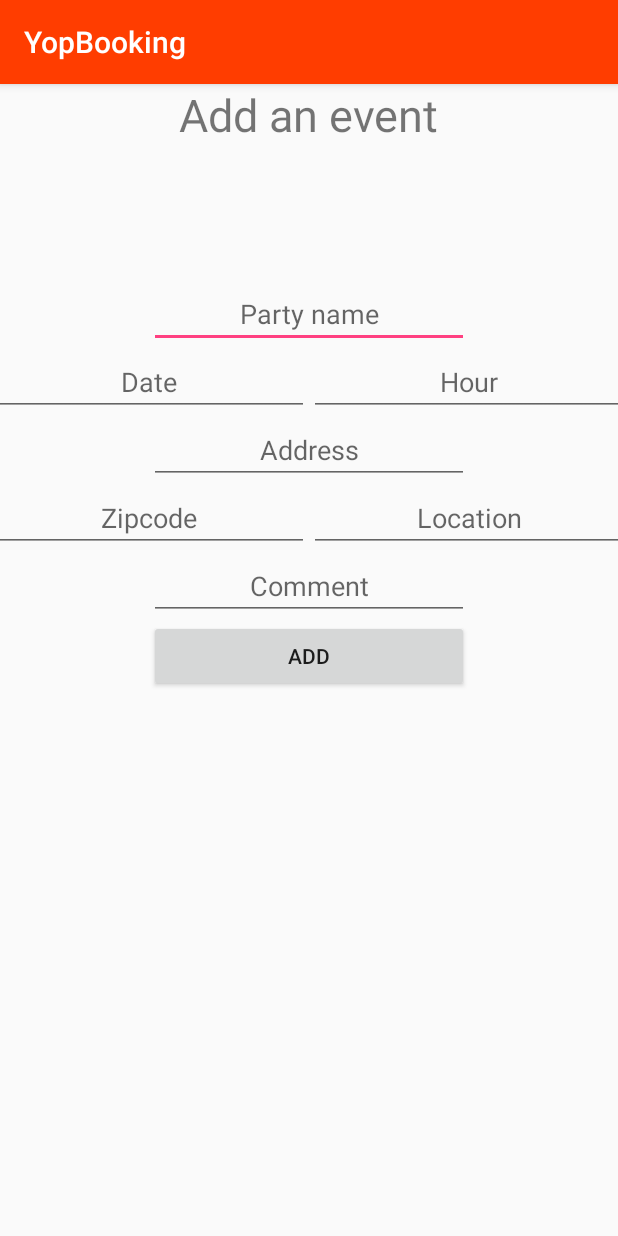
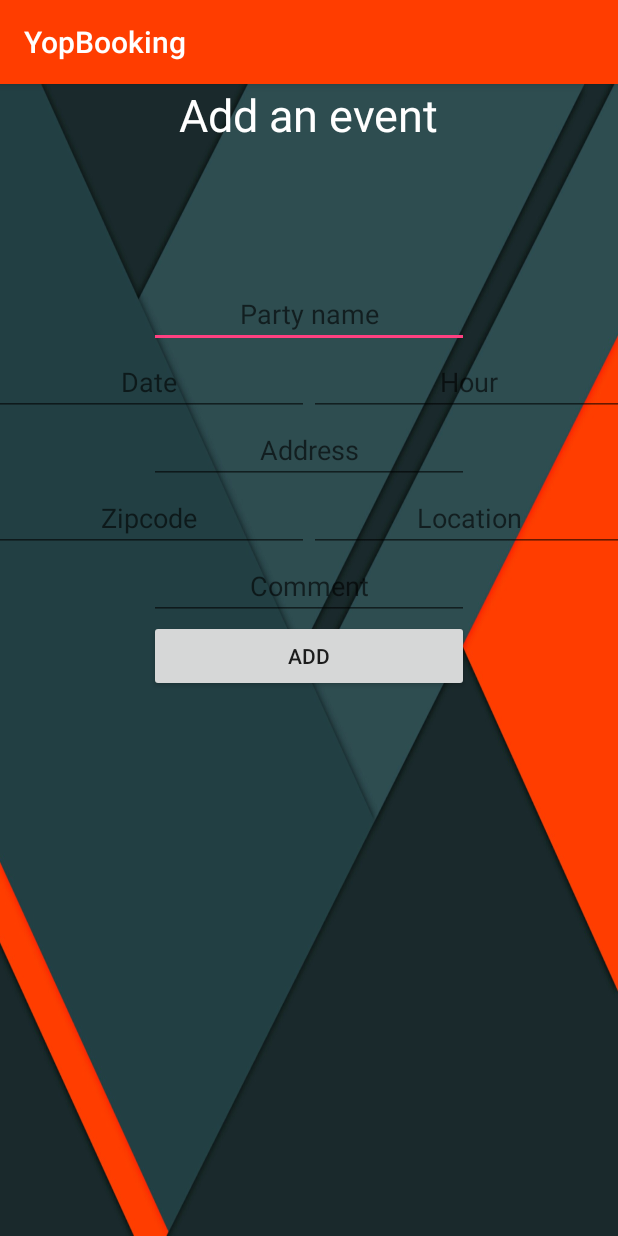
Before and after one commit to YoannBalcon/YopBooking, an Android app: the AddEvent screen opened directly, with no data from a screen before it, on a phone screen of 412 x 824 dp. Run offline under Robolectric (Android 15) with nearby library versions, the phone set to English and light mode, and no system bars.

Commit message:
add background

```diff
--- a/app/src/main/res/layout/add_event.xml
+++ b/app/src/main/res/layout/add_event.xml
@@ -1,7 +1,8 @@
 <?xml version="1.0" encoding="utf-8"?>
 <RelativeLayout xmlns:android="http://schemas.android.com/apk/res/android"
     android:orientation="vertical" android:layout_width="match_parent"
-    android:layout_height="match_parent">
+    android:layout_height="match_parent"
+    android:background="@drawable/bgloginv2">
 
     <TableLayout
         android:layout_width="match_parent"
@@ -23,7 +24,8 @@
                 android:ems="10"
                 android:id="@+id/txtAddEventName"
                 android:hint="@string/partyName"
-                android:gravity="center_vertical|center_horizontal" />
+                android:gravity="center_vertical|center_horizontal"
+                android:textColor="@android:color/background_light" />
         </TableRow>
 
         <TableRow
@@ -37,8 +39,9 @@
                 android:inputType="date"
                 android:ems="10"
                 android:id="@+id/txtAddEventDate"
-                android:hint="@string/partyDate"
-                android:gravity="center_vertical|center" />
+                android:hint="Date"
+                android:textAlignment="center"
+                android:textColor="@android:color/background_light" />
 
             <EditText
                 android:layout_width="wrap_content"
@@ -47,7 +50,8 @@
                 android:ems="10"
                 android:id="@+id/txtAddEventHour"
                 android:hint="@string/partyHour"
-                android:gravity="center_vertical|center" />
+                android:gravity="center_vertical|center"
+                android:textColor="@android:color/background_light" />
         </TableRow>
 
         <TableRow
@@ -62,7 +66,8 @@
                 android:ems="10"
                 android:id="@+id/txtAddEventAddress"
                 android:gravity="center_vertical|center"
-                android:hint="@string/partyAddress" />
+                android:hint="@string/partyAddress"
+                android:textColor="@android:color/background_light" />
         </TableRow>
 
         <TableRow
@@ -77,7 +82,8 @@
                 android:ems="10"
                 android:id="@+id/txtAddEventZipcode"
                 android:gravity="center_vertical|center"
-                android:hint="@string/partyZipcode" />
+                android:hint="@string/partyZipcode"
+                android:textColor="@android:color/background_light" />
 
             <EditText
                 android:layout_width="wrap_content"
@@ -86,7 +92,8 @@
                 android:ems="10"
                 android:id="@+id/txtAddEventLocation"
                 android:hint="@string/partyLocation"
-                android:gravity="center_vertical|center_horizontal" />
+                android:gravity="center_vertical|center_horizontal"
+                android:textColor="@android:color/background_light" />
         </TableRow>
 
         <TableRow
@@ -101,7 +108,8 @@
                 android:ems="10"
                 android:id="@+id/txtAddEventComment"
                 android:hint="Comment"
-                android:gravity="center_vertical|center_horizontal" />
+                android:gravity="center_vertical|center_horizontal"
+                android:textColor="@android:color/background_light" />
         </TableRow>
 
         <TableRow
@@ -124,5 +132,6 @@
         android:id="@+id/textView13"
         android:textSize="30sp"
         android:layout_alignParentTop="true"
-        android:layout_centerHorizontal="true" />
+        android:layout_centerHorizontal="true"
+        android:textColor="@android:color/background_light" />
 </RelativeLayout>
```
Also changed, not shown: app/src/main/res/layout/details_event.xml (+22 -12 lines).
